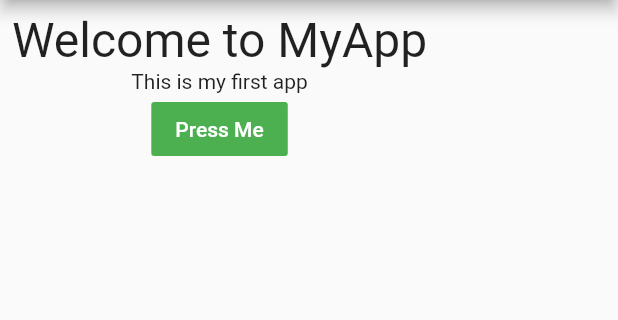
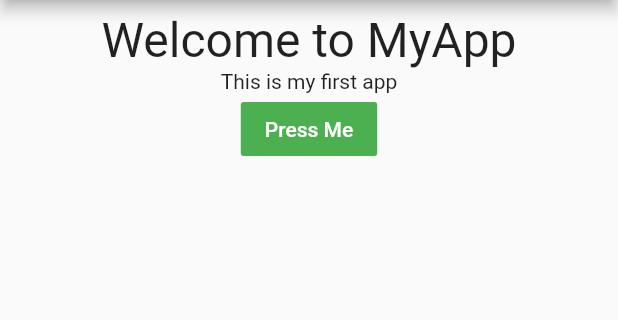
Before and after one commit to samtarmizi/flutter-day1, a Flutter app: the screen it shows after launch, on a phone screen of 412 x 824 dp, the part 84-404 px from its top. Run offline on Flutter 3.47's test engine with Material 2 defaults, Android fonts, the phone set to English and light mode, and no system bars.

Commit message:
centering column

```diff
--- a/lib/main.dart
+++ b/lib/main.dart
@@ -16,7 +16,6 @@ class MyApp extends StatelessWidget {
   }
 }
 
-
 class HelloWorldPage extends StatefulWidget {
   @override
   _HelloWorldPageState createState() => _HelloWorldPageState();
@@ -25,33 +24,25 @@ class HelloWorldPage extends StatefulWidget {
 class _HelloWorldPageState extends State<HelloWorldPage> {
   @override
   Widget build(BuildContext context) {
-
     return Scaffold(
       appBar: AppBar(
         title: Text("Hello World"),
-        actions: <Widget>[
-          Icon(Icons.add)
-        ],
+        actions: <Widget>[Icon(Icons.add)],
       ),
       body: Container(
           child: Padding(
               padding: const EdgeInsets.all(8.0),
-          child:Column(
-            children: <Widget>[
+              child: Center(
+                  child: Column(children: <Widget>[
                 Text("Welcome to MyApp", style: TextStyle(fontSize: 32)),
                 Text("This is my first app"),
                 FlatButton(
                   child: Text("Press Me"),
                   color: Colors.green,
                   textColor: Colors.white,
-                onPressed: () => {
-
-                },
+                  onPressed: () => {},
                 )
-            ]
-          )
-        )
-      ),
+              ])))),
     );
   }
 }
```
Lines whose indentation alone changed are shown as unchanged.
